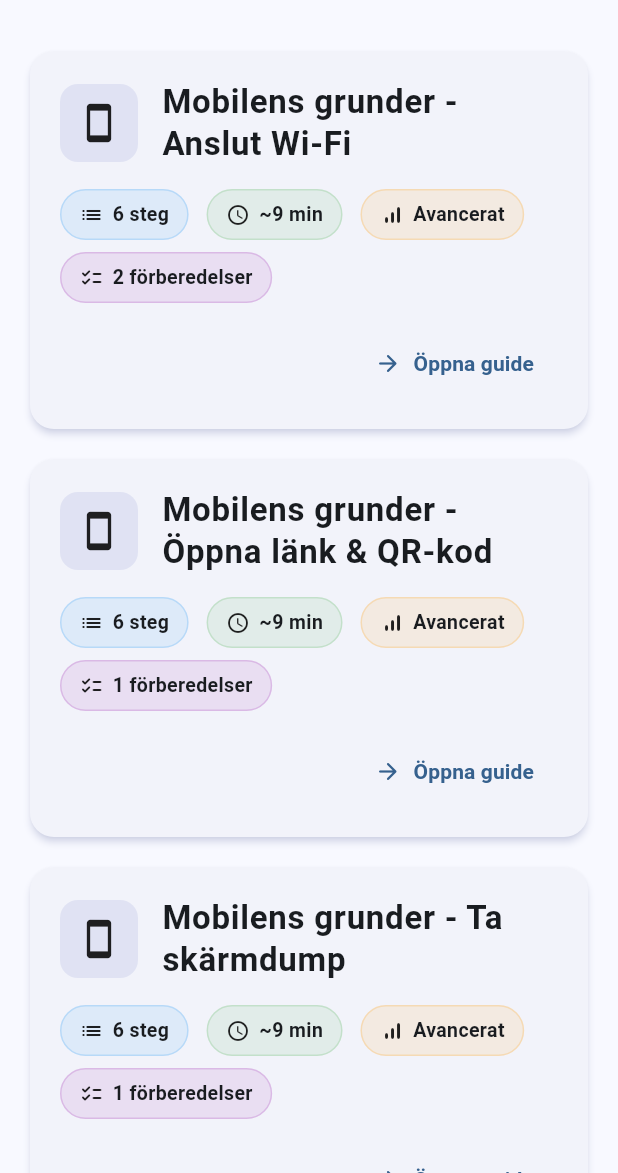
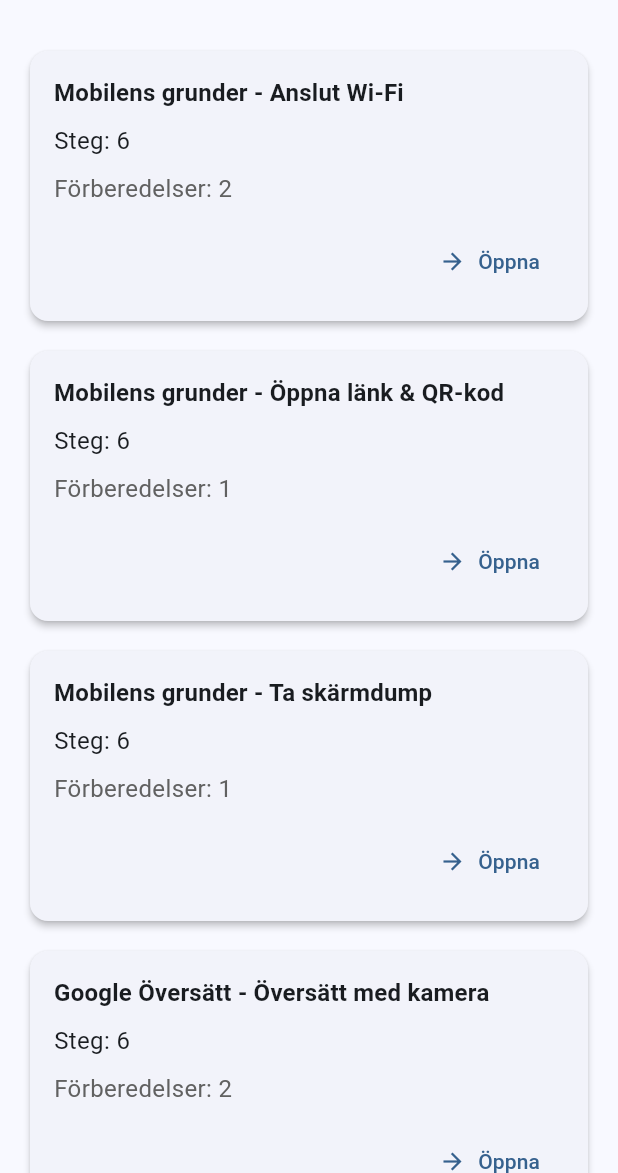
Before and after one commit to knetos-debug/hjalpguiden, a Flutter app: the HomeScreen screen opened by its route, after a tap on the "language" icon, after a tap on "🇸🇪", on a phone screen of 412 x 824 dp, the part 63-1236 px from its top. Run offline on Flutter 3.47's test engine with Material 3 defaults, Android fonts, the phone set to English and light mode, and no system bars; our stand-ins replace flutter_riverpod, go_router, just_audio; missing offline and left inert: audio_session.

Commit message:
revert: Remove all UI improvements to fix web compilation
Reverting to original home_screen.dart and removing splash screen entirely.
This will restore the working state and we can rebuild from there.

Changes reverted:
- Removed splash screen
- Restored original simple guide cards
- Back to working compilation state

We can add improvements incrementally later once this builds successfully.

```diff
--- a/lib/features/home/home_screen.dart
+++ b/lib/features/home/home_screen.dart
@@ -92,166 +92,60 @@ class _GuideCard extends StatelessWidget {
   final models.Guide guide;
   final String? selectedLang;
 
-  IconData _getCategoryIcon(String guideId) {
-    if (guideId.contains('1177')) return Icons.local_hospital_rounded;
-    if (guideId.contains('kivra')) return Icons.mail_rounded;
-    if (guideId.contains('arbetsformedlingen') || guideId.contains('af-')) {
-      return Icons.work_rounded;
-    }
-    if (guideId.contains('skatteverket')) return Icons.account_balance_rounded;
-    if (guideId.contains('bankid')) return Icons.fingerprint_rounded;
-    if (guideId.contains('mobil')) return Icons.smartphone_rounded;
-    if (guideId.contains('oversatt') || guideId.contains('translate')) {
-      return Icons.translate_rounded;
-    }
-    return Icons.help_outline_rounded;
-  }
-
-  Color _getCategoryColor(String guideId) {
-    if (guideId.contains('1177')) return Colors.blue;
-    if (guideId.contains('kivra')) return Colors.green;
-    if (guideId.contains('arbetsformedlingen') || guideId.contains('af-')) {
-      return Colors.orange;
-    }
-    if (guideId.contains('skatteverket')) return Colors.purple;
-    if (guideId.contains('bankid')) return Colors.teal;
-    if (guideId.contains('mobil')) return Colors.indigo;
-    if (guideId.contains('oversatt') || guideId.contains('translate')) {
-      return Colors.pink;
-    }
-    return Colors.grey;
-  }
-
-  String _getEstimatedTime(int steps) {
-    final minutes = (steps * 1.5).ceil();
-    return '~$minutes min';
-  }
-
-  String _getDifficulty(int steps) {
-    if (steps <= 3) return 'Enkelt';
-    if (steps <= 5) return 'Medel';
-    return 'Avancerat';
-  }
-
   @override
   Widget build(BuildContext context) {
     final isSwedish = selectedLang == null || selectedLang == 'sv';
     final hasTranslation = !isSwedish && guide.title.hs.isNotEmpty;
-    final primaryTitle =
-        hasTranslation ? guide.title.hs : guide.title.svEnkel;
+    final primaryTitle = hasTranslation ? guide.title.hs : guide.title.svEnkel;
     final secondaryTitle = hasTranslation ? guide.title.svEnkel : null;
-    final categoryIcon = _getCategoryIcon(guide.id);
-    final categoryColor = _getCategoryColor(guide.id);
 
     return Card(
       elevation: 2,
-      shadowColor: categoryColor.withOpacity(0.3),
-      shape: RoundedRectangleBorder(
-        borderRadius: BorderRadius.circular(16),
-      ),
       child: InkWell(
         onTap: () => context.go('/guide/${guide.id}'),
-        borderRadius: BorderRadius.circular(16),
+        borderRadius: BorderRadius.circular(12),
         child: Padding(
-          padding: const EdgeInsets.all(20),
-          child: Column(
-            crossAxisAlignment: CrossAxisAlignment.start,
-            children: [
-              Row(
-                children: [
-                  Container(
-                    padding: const EdgeInsets.all(12),
-                    decoration: BoxDecoration(
-                      color: categoryColor.withOpacity(0.1),
-                      borderRadius: BorderRadius.circular(12),
-                    ),
-                    child: Icon(
-                      categoryIcon,
-                      color: categoryColor[700],
-                      size: 28,
-                    ),
-                  ),
-                  const SizedBox(width: 16),
-                  Expanded(
+          padding: const EdgeInsets.all(16),
           child: Column(
             crossAxisAlignment: CrossAxisAlignment.start,
             children: [
               Text(
                 primaryTitle,
-                          style: Theme.of(context)
-                              .textTheme
-                              .titleLarge
-                              ?.copyWith(
-                                fontWeight: FontWeight.bold,
-                                letterSpacing: 0.5,
-                              ),
+                style: Theme.of(
+                  context,
+                ).textTheme.titleMedium?.copyWith(fontWeight: FontWeight.bold),
               ),
               if (secondaryTitle != null) ...[
                 const SizedBox(height: 4),
                 Text(
                   secondaryTitle,
-                            style: Theme.of(context)
-                                .textTheme
-                                .bodyMedium
-                                ?.copyWith(
-                                  color: Colors.grey[600],
-                                  height: 1.4,
-                                ),
+                  style: Theme.of(
+                    context,
+                  ).textTheme.bodySmall?.copyWith(color: Colors.grey[700]),
                 ),
               ],
-                      ],
+              const SizedBox(height: 8),
+              Text(
+                'Steg: ${guide.steps.length}',
+                style: Theme.of(context).textTheme.bodyMedium,
               ),
+              if (guide.prereq.isNotEmpty) ...[
+                const SizedBox(height: 8),
+                Text(
+                  'Förberedelser: ${guide.prereq.length}',
+                  style: Theme.of(
+                    context,
+                  ).textTheme.bodyMedium?.copyWith(color: Colors.grey[700]),
                 ),
               ],
+              const SizedBox(height: 12),
+              Align(
+                alignment: Alignment.centerRight,
+                child: TextButton.icon(
+                  onPressed: () => context.go('/guide/${guide.id}'),
+                  icon: const Icon(Icons.arrow_forward),
+                  label: const Text('Öppna'),
                 ),
-              const SizedBox(height: 16),
-              Wrap(
-                spacing: 12,
-                runSpacing: 8,
-                children: [
-                  _InfoChip(
-                    icon: Icons.list_rounded,
-                    label: '${guide.steps.length} steg',
-                    color: Colors.blue,
-                  ),
-                  _InfoChip(
-                    icon: Icons.schedule_rounded,
-                    label: _getEstimatedTime(guide.steps.length),
-                    color: Colors.green,
-                  ),
-                  _InfoChip(
-                    icon: Icons.signal_cellular_alt_rounded,
-                    label: _getDifficulty(guide.steps.length),
-                    color: Colors.orange,
-                  ),
-                  if (guide.prereq.isNotEmpty)
-                    _InfoChip(
-                      icon: Icons.checklist_rounded,
-                      label: '${guide.prereq.length} förberedelser',
-                      color: Colors.purple,
-                    ),
-                ],
-              ),
-              const SizedBox(height: 16),
-              Row(
-                mainAxisAlignment: MainAxisAlignment.end,
-                children: [
-                  TextButton.icon(
-                    onPressed: () => context.go('/guide/${guide.id}'),
-                    icon: const Icon(Icons.arrow_forward_rounded),
-                    label: const Text(
-                      'Öppna guide',
-                      style: TextStyle(fontWeight: FontWeight.w600),
-                    ),
-                    style: TextButton.styleFrom(
-                      foregroundColor: categoryColor[700],
-                      padding: const EdgeInsets.symmetric(
-                        horizontal: 16,
-                        vertical: 12,
-                      ),
-                    ),
-                  ),
-                ],
               ),
             ],
           ),
@@ -260,45 +154,3 @@ class _GuideCard extends StatelessWidget {
     );
   }
 }
-
-class _InfoChip extends StatelessWidget {
-  final IconData icon;
-  final String label;
-  final Color color;
-
-  const _InfoChip({
-    required this.icon,
-    required this.label,
-    required this.color,
-  });
-
-  @override
-  Widget build(BuildContext context) {
-    return Container(
-      padding: const EdgeInsets.symmetric(horizontal: 12, vertical: 6),
-      decoration: BoxDecoration(
-        color: color.withOpacity(0.1),
-        borderRadius: BorderRadius.circular(20),
-        border: Border.all(
-          color: color.withOpacity(0.2),
-          width: 1,
-        ),
-      ),
-      child: Row(
-        mainAxisSize: MainAxisSize.min,
-        children: [
-          Icon(icon, size: 16, color: color[700]),
-          const SizedBox(width: 6),
-          Text(
-            label,
-            style: TextStyle(
-              fontSize: 13,
-              fontWeight: FontWeight.w600,
-              color: color[700],
-            ),
-          ),
-        ],
-      ),
-    );
-  }
-}
```
Also changed, not shown: lib/features/splash/splash_screen.dart (deleted, +0 -214 lines). Lines whose indentation alone changed are shown as unchanged.
